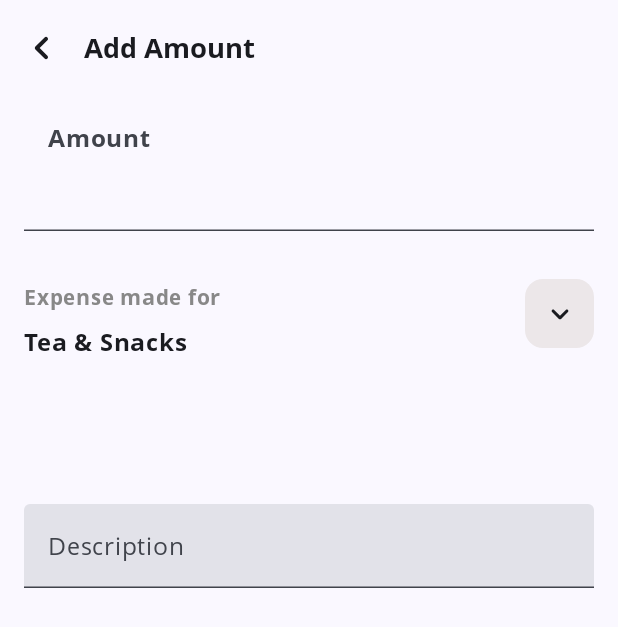
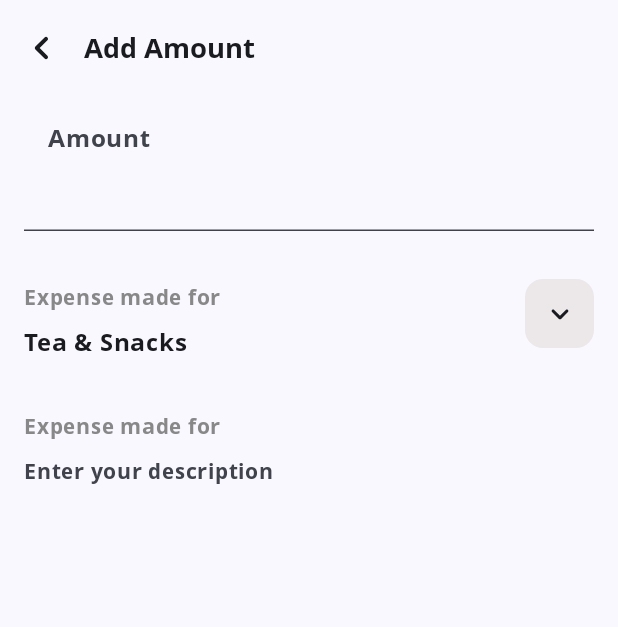
Before and after one commit to Dhruv-Limbachiya/ExpenseTracker, an Android app built with Jetpack Compose: the screen it shows after launch (MainActivity), on a phone screen of 412 x 824 dp. Shown: the top 627 px of the screen. Run offline under Robolectric (Android 15) with nearby library versions, the phone set to English and light mode, and no system bars; our stand-ins replace Dagger/Hilt's generated code.

Commit message:
change ui of description field

```diff
--- a/app/src/main/java/com/example/expensetracker/presentation/add_update_expense/AddUpdateExpenseScreen.kt
+++ b/app/src/main/java/com/example/expensetracker/presentation/add_update_expense/AddUpdateExpenseScreen.kt
@@ -2,7 +2,6 @@
 
 package com.example.expensetracker.presentation.add_update_expense
 
-import android.widget.Toast
 import androidx.compose.foundation.background
 import androidx.compose.foundation.clickable
 import androidx.compose.foundation.interaction.MutableInteractionSource
@@ -11,6 +10,7 @@ import androidx.compose.foundation.layout.Box
 import androidx.compose.foundation.layout.Column
 import androidx.compose.foundation.layout.PaddingValues
 import androidx.compose.foundation.layout.Row
+import androidx.compose.foundation.layout.Spacer
 import androidx.compose.foundation.layout.fillMaxWidth
 import androidx.compose.foundation.layout.height
 import androidx.compose.foundation.layout.padding
@@ -24,7 +24,6 @@ import androidx.compose.material.icons.rounded.KeyboardArrowLeft
 import androidx.compose.material3.DropdownMenu
 import androidx.compose.material3.DropdownMenuItem
 import androidx.compose.material3.ExperimentalMaterial3Api
-import androidx.compose.material3.ExposedDropdownMenuBox
 import androidx.compose.material3.Icon
 import androidx.compose.material3.IconButton
 import androidx.compose.material3.Scaffold
@@ -48,7 +47,6 @@ import androidx.compose.ui.text.TextStyle
 import androidx.compose.ui.text.input.ImeAction
 import androidx.compose.ui.text.input.KeyboardType
 import androidx.compose.ui.text.input.VisualTransformation
-import androidx.compose.ui.text.style.TextAlign
 import androidx.compose.ui.tooling.preview.Devices
 import androidx.compose.ui.tooling.preview.Preview
 import androidx.compose.ui.unit.dp
@@ -57,7 +55,6 @@ import com.example.expensetracker.R
 import com.example.expensetracker.presentation.common.ExpenseTrackerAppBar
 import com.example.expensetracker.presentation.ui.theme.lightGray
 import com.example.expensetracker.presentation.ui.theme.openSansBoldFontFamily
-import kotlin.math.exp
 
 
 @OptIn(ExperimentalMaterial3Api::class)
@@ -185,6 +182,7 @@ fun AmountTextField(
         ),
     )
 }
+
 val cities = listOf("New York", "London", "Paris", "Tokyo")
 
 @Composable
@@ -255,6 +253,7 @@ fun ExpenseCategory(
 }
 
 
+@OptIn(ExperimentalMaterial3Api::class)
 @Composable
 fun ExpenseDescriptionField(
     modifier: Modifier = Modifier,
@@ -262,21 +261,53 @@ fun ExpenseDescriptionField(
     onDescriptionChange: (String) -> Unit
 ) {
 
-    TextField(
-        modifier = modifier
+    val context = LocalContext.current
+
+    Column {
+        Text(
+            modifier = Modifier
+                .fillMaxWidth()
+                .padding(horizontal = 16.dp),
+            text = context.getString(R.string.expense_made_for),
+            fontFamily = openSansBoldFontFamily,
+            fontSize = 14.sp,
+            color = Color.Gray
+        )
+
+        Spacer(modifier = Modifier.height(6.dp))
+
+        BasicTextField(
+            modifier = Modifier
                 .fillMaxWidth()
                 .padding(horizontal = 16.dp),
             value = description,
-        label = {
-            Text(text = "Description")
-        },
+            textStyle = TextStyle(fontFamily = openSansBoldFontFamily,),
             onValueChange = { onDescriptionChange(it) },
             maxLines = 5,
             keyboardOptions = KeyboardOptions(
                 keyboardType = KeyboardType.Text,
                 imeAction = ImeAction.Done
             ),
+            decorationBox = {
+                TextFieldDefaults.DecorationBox(
+                    value = description,
+                    placeholder = { Text(text = "Enter your description", fontFamily = openSansBoldFontFamily, fontSize = 14.sp,)},
+                    innerTextField = it,
+                    enabled = true,
+                    singleLine = false,
+                    contentPadding = PaddingValues(0.dp),
+                    visualTransformation = VisualTransformation.None,
+                    interactionSource = MutableInteractionSource(),
+                    colors = TextFieldDefaults.colors(
+                        focusedContainerColor = Color.Transparent,
+                        unfocusedContainerColor = Color.Transparent,
+                        focusedIndicatorColor = Color.Transparent,
+                        unfocusedIndicatorColor = Color.Transparent
                     )
+                )
+            },
+        )
+    }
 }
 
 @Preview(showSystemUi = true, device = Devices.PIXEL_4)
```
Lines whose indentation alone changed are shown as unchanged.
